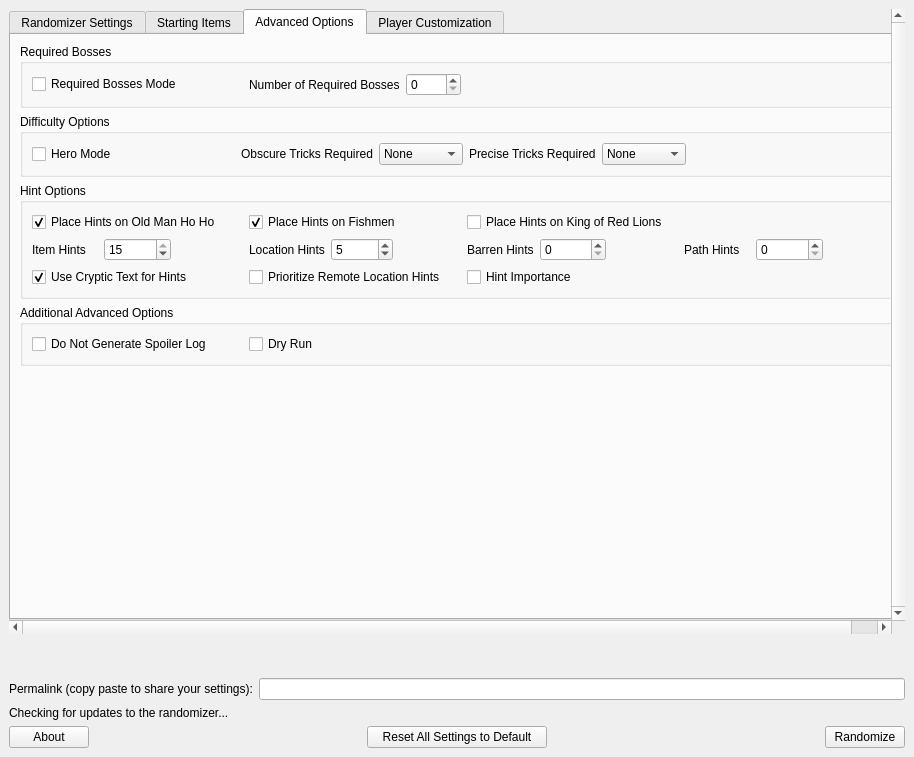
This is wwr_ui/randomizer_window.ui in tanjo3/wwrando as Qt 5 draws it before an edit. The edited form follows.
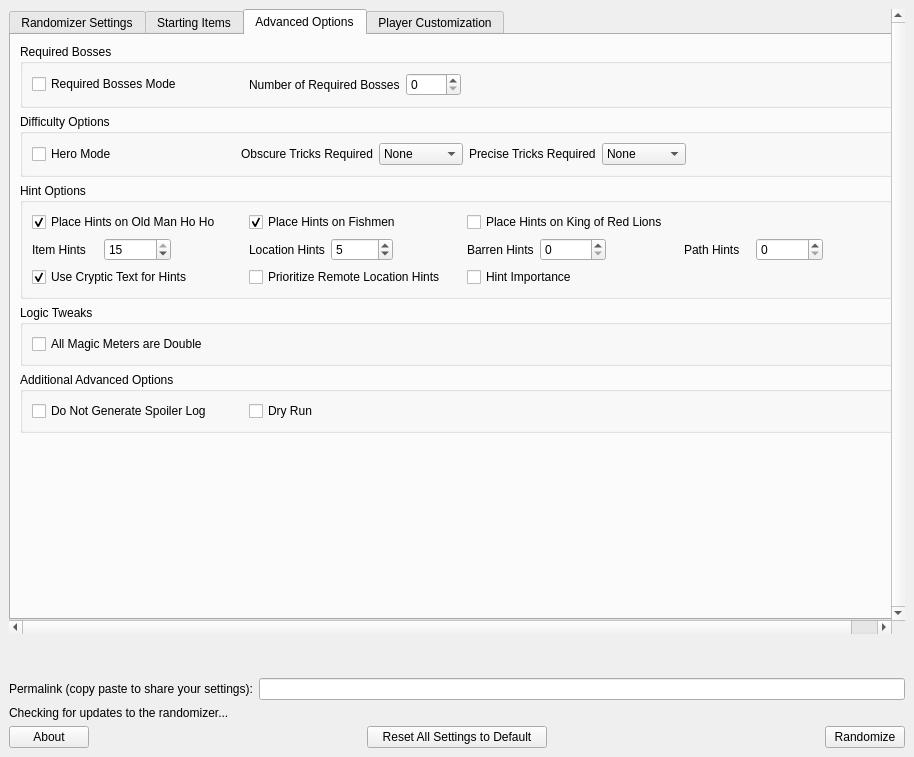
This is the edited form. The open tabs and pages were chosen to show the change. Custom widgets are drawn as their Qt base class.

Commit message: Add option to have magic meters always give double magic

What changed in the file:
```diff
--- a/wwr_ui/randomizer_window.ui
+++ b/wwr_ui/randomizer_window.ui
@@ -1178,6 +1178,31 @@
               </layout>
              </widget>
             </item>
+            <item>
+             <widget class="QGroupBox" name="logic_tweaks_groupbox">
+              <property name="title">
+               <string>Logic Tweaks</string>
+              </property>
+              <layout class="QGridLayout" name="layout_logic_tweaks">
+               <item row="0" column="0">
+                <widget class="QCheckBox" name="always_double_magic">
+                 <property name="text">
+                  <string>All Magic Meters are Double</string>
+                 </property>
+                </widget>
+               </item>
+               <item row="0" column="1">
+                <widget class="QWidget" name="widget_11" native="true"/>
+               </item>
+               <item row="0" column="2">
+                <widget class="QWidget" name="widget_12" native="true"/>
+               </item>
+               <item row="0" column="3">
+                <widget class="QWidget" name="widget_13" native="true"/>
+               </item>
+              </layout>
+             </widget>
+            </item>
             <item>
              <widget class="QGroupBox" name="groupBox_6">
               <property name="title">
@@ -1192,10 +1217,10 @@
                 </widget>
                </item>
                <item row="0" column="2">
-                <widget class="QWidget" name="widget_11" native="true"/>
+                <widget class="QWidget" name="widget_14" native="true"/>
                </item>
                <item row="0" column="3">
-                <widget class="QWidget" name="widget_12" native="true"/>
+                <widget class="QWidget" name="widget_15" native="true"/>
                </item>
                <item row="0" column="1">
                 <widget class="QCheckBox" name="dry_run">
```
Left out of the diff: 1 changed line with no effect on the pictures. The commit also changes 18 other files.
